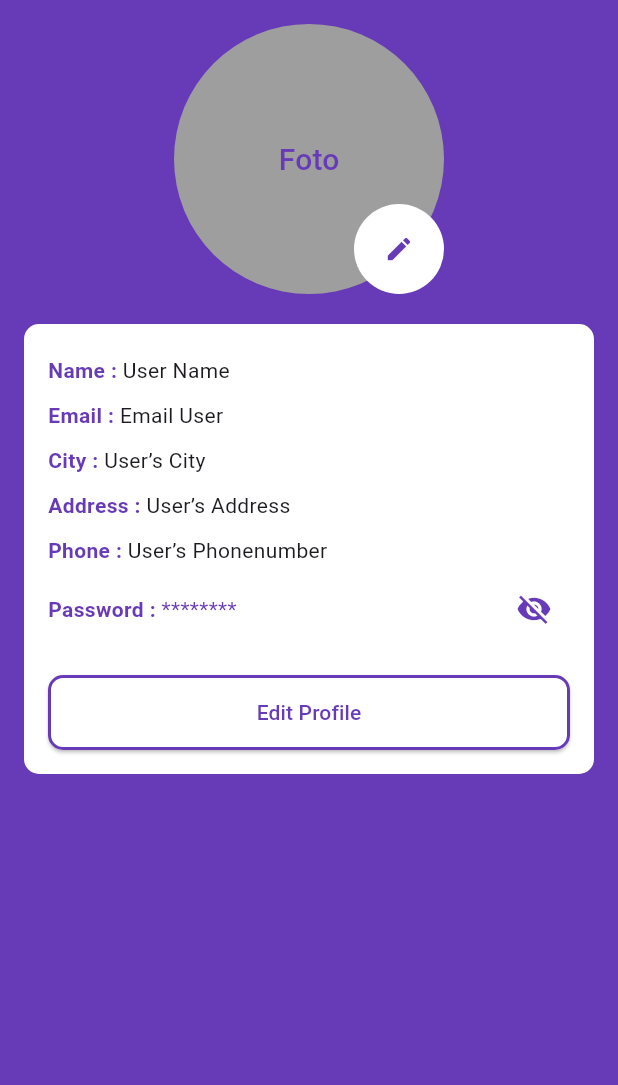
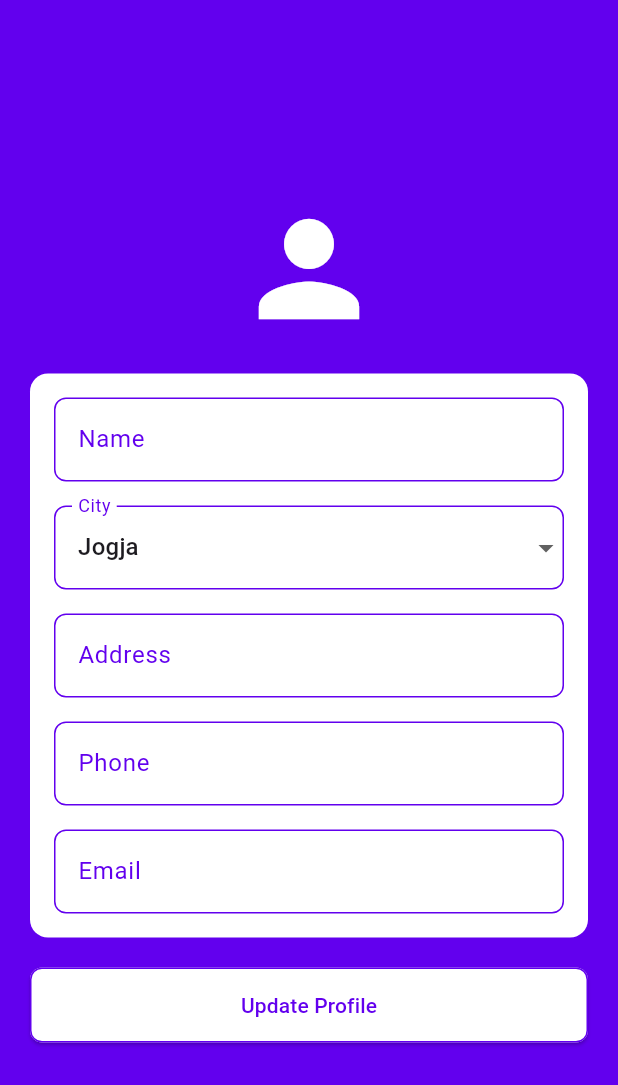
Before and after one commit to herdifariz/proyek-akhir-tpm, a Flutter app: the ProfileData widget shown alone on an empty page, opened directly, after a tap on "Edit Profile", on a phone screen of 412 x 824 dp. Shown: the top 1085 px of the screen. Run offline on Flutter 3.47's test engine with Material 3 defaults, Android fonts, the phone set to English and light mode, and no system bars; our stand-ins replace hive, hive_flutter, shared_preferences; accounts and stored records are empty.

Commit message:
edit profile - value

```diff
--- a/lib/screens/profile/component/profile_data.dart
+++ b/lib/screens/profile/component/profile_data.dart
@@ -1,13 +1,40 @@
 import 'package:flutter/material.dart';
+import 'package:hive/hive.dart';
+import '../../../models/user.dart';
 import 'profile_avatar.dart';
 import 'profile_detail.dart';
 import 'profile_password_field.dart';
 import 'profile_edit_button.dart';
 
-class ProfileData extends StatelessWidget {
+class ProfileData extends StatefulWidget {
+  @override
+  _ProfileDataState createState() => _ProfileDataState();
+}
+
+class _ProfileDataState extends State<ProfileData> {
+  late Box<User> userBox;
+  User? currentUser;
+
+  @override
+  void initState() {
+    super.initState();
+    // Open the Hive box and fetch the current user data
+    openUserBox();
+  }
+
+  Future<void> openUserBox() async {
+    userBox = await Hive.openBox<User>('userBox');
+    setState(() {
+      // Assuming the first user is the logged-in user for this example
+      currentUser = userBox.getAt(0);
+    });
+  }
+
   @override
   Widget build(BuildContext context) {
-    return Container(
+    return currentUser == null
+        ? Center(child: CircularProgressIndicator())
+        : Container(
       color: Colors.deepPurple,
       child: Padding(
         padding: const EdgeInsets.all(16.0),
@@ -24,14 +51,14 @@ class ProfileData extends StatelessWidget {
               child: Column(
                 crossAxisAlignment: CrossAxisAlignment.start,
                 children: [
-                  ProfileDetail(title: 'Name', value: 'User Name'),
-                  ProfileDetail(title: 'Email', value: 'Email User'),
-                  ProfileDetail(title: 'City', value: 'User’s City'),
-                  ProfileDetail(title: 'Address', value: 'User’s Address'),
-                  ProfileDetail(title: 'Phone', value: 'User’s Phonenumber'),
-                  ProfilePasswordField(),
+                  ProfileDetail(title: 'Name', value: currentUser!.name),
+                  ProfileDetail(title: 'Email', value: currentUser!.email),
+                  ProfileDetail(title: 'City', value: currentUser!.city),
+                  ProfileDetail(title: 'Address', value: currentUser!.address),
+                  ProfileDetail(title: 'Phone', value: currentUser!.phone),
+                  ProfilePasswordField(password: currentUser!.password),
                   SizedBox(height: 20),
-                  ProfileEditButton(),
+                  ProfileEditButton(userEmail: currentUser!.email),
                 ],
               ),
             ),
--- a/lib/screens/profile/component/profile_edit_button.dart
+++ b/lib/screens/profile/component/profile_edit_button.dart
@@ -1,10 +1,22 @@
 import 'package:flutter/material.dart';
+import 'package:proyek/screens/profile/edit_profile_page.dart';
 
 class ProfileEditButton extends StatelessWidget {
+  final String userEmail;
+
+  ProfileEditButton({required this.userEmail});
+
   @override
   Widget build(BuildContext context) {
     return ElevatedButton(
-      onPressed: () {},
+      onPressed: () {
+        Navigator.push(
+          context,
+          MaterialPageRoute(
+            builder: (context) => EditProfilePage(),
+          ),
+        );
+      },
       style: ElevatedButton.styleFrom(
         backgroundColor: Colors.white,
         side: BorderSide(color: Colors.deepPurple, width: 2),
--- a/lib/screens/profile/component/profile_password_field.dart
+++ b/lib/screens/profile/component/profile_password_field.dart
@@ -1,6 +1,10 @@
 import 'package:flutter/material.dart';
 
 class ProfilePasswordField extends StatefulWidget {
+  final String password;
+
+  ProfilePasswordField({required this.password});
+
   @override
   _ProfilePasswordFieldState createState() => _ProfilePasswordFieldState();
 }
@@ -18,7 +22,7 @@ class _ProfilePasswordFieldState extends State<ProfilePasswordField> {
         ),
         Expanded(
           child: Text(
-            _isPasswordVisible ? 'UserPassword123' : '********',
+            _isPasswordVisible ? widget.password : '*' * widget.password.length,
             style: TextStyle(color: Colors.deepPurple),
           ),
         ),
--- /dev/null
+++ b/lib/screens/profile/edit_profile_page.dart
@@ -0,0 +1,146 @@
+import 'package:flutter/material.dart';
+import '../../controllers/profile_controller.dart';
+import '../register/component/city_dropdown.dart';
+import '../register/component/custom_text_field.dart';
+
+class EditProfilePage extends StatefulWidget {
+  @override
+  _EditProfilePageState createState() => _EditProfilePageState();
+}
+
+class _EditProfilePageState extends State<EditProfilePage> {
+  String selectedCity = 'Jogja';
+  TextEditingController emailController = TextEditingController();
+  TextEditingController phoneController = TextEditingController();
+  TextEditingController nameController = TextEditingController();
+  TextEditingController addressController = TextEditingController();
+  final ProfileController profileController = ProfileController();
+
+  void _showErrorDialog(String message) {
+    showDialog(
+      context: context,
+      builder: (BuildContext context) {
+        return AlertDialog(
+          title: Text('Update Failed'),
+          content: Text(message),
+          actions: <Widget>[
+            TextButton(
+              onPressed: () {
+                Navigator.of(context).pop();
+              },
+              child: Text('OK'),
+            ),
+          ],
+        );
+      },
+    );
+  }
+
+  bool _validateEmail(String email) {
+    String emailPattern = r'^[\w-\.]+@([\w-]+\.)+[\w-]{2,4}$';
+    RegExp regex = RegExp(emailPattern);
+    return regex.hasMatch(email);
+  }
+
+  bool _validatePhone(String phone) {
+    String phonePattern = r'^[0-9]+$';
+    RegExp regex = RegExp(phonePattern);
+    return regex.hasMatch(phone);
+  }
+
+  @override
+  Widget build(BuildContext context) {
+    return Scaffold(
+      backgroundColor: Color(0xFF6200EE),
+      body: Center(
+        child: Padding(
+          padding: const EdgeInsets.all(20.0),
+          child: Column(
+            mainAxisAlignment: MainAxisAlignment.center,
+            children: <Widget>[
+              Spacer(),
+              Icon(
+                Icons.person,
+                size: 100,
+                color: Colors.white,
+              ),
+              SizedBox(height: 20),
+              Container(
+                padding: EdgeInsets.symmetric(horizontal: 16, vertical: 16),
+                decoration: BoxDecoration(
+                  color: Colors.white,
+                  borderRadius: BorderRadius.circular(12),
+                ),
+                child: Column(
+                  children: <Widget>[
+                    CustomTextField(
+                      label: 'Name',
+                      controller: nameController,
+                    ),
+                    SizedBox(height: 16),
+                    CityDropdown(
+                      selectedCity: selectedCity,
+                      onChanged: (String? newValue) {
+                        setState(() {
+                          selectedCity = newValue!;
+                        });
+                      },
+                    ),
+                    SizedBox(height: 16),
+                    CustomTextField(
+                      label: 'Address',
+                      controller: addressController,
+                    ),
+                    SizedBox(height: 16),
+                    CustomTextField(
+                      label: 'Phone',
+                      controller: phoneController,
+                      keyboardType: TextInputType.phone,
+                    ),
+                    SizedBox(height: 16),
+                    CustomTextField(
+                      label: 'Email',
+                      controller: emailController,
+                      keyboardType: TextInputType.emailAddress,
+                    ),
+                  ],
+                ),
+              ),
+              SizedBox(height: 20),
+              ElevatedButton(
+                onPressed: () {
+                  if (_validateEmail(emailController.text) &&
+                      _validatePhone(phoneController.text)) {
+                    profileController.updateProfile(
+                      emailController.text,
+                      nameController.text,
+                      selectedCity,
+                      addressController.text,
+                      phoneController.text,
+                      context,
+                    );
+                  } else {
+                    _showErrorDialog('Please check your input and try again.');
+                  }
+                },
+                child: Text(
+                  'Update Profile',
+                  style: TextStyle(color: Color(0xFF6200EE)),
+                ),
+                style: ElevatedButton.styleFrom(
+                  backgroundColor: Colors.white,
+                  minimumSize: Size(double.infinity, 50),
+                  shape: RoundedRectangleBorder(
+                    borderRadius: BorderRadius.circular(8),
+                    side: BorderSide(color: Color(0xFF6200EE)),
+                  ),
+                ),
+              ),
+              Spacer(),
+            ],
+          ),
+        ),
+      ),
+    );
+  }
+}
--- a/lib/screens/profile/profile.dart
+++ b/lib/screens/profile/profile.dart
@@ -1,5 +1,6 @@
 import 'package:flutter/material.dart';
 import 'package:proyek/screens/profile/component/profile_data.dart';
+import 'component/profile_app_bar.dart';
 import 'component/profile_bottom_nav.dart';
 
 class ProfileScreen extends StatefulWidget {
@@ -19,9 +20,7 @@ class _ProfileScreenState extends State<ProfileScreen> {
   @override
   Widget build(BuildContext context) {
     return Scaffold(
-      appBar: AppBar(
-        title: Text('Profile'),
-      ),
+      appBar: ProfileAppBar(title: 'Profile',),
       body: ProfileData(),
       bottomNavigationBar: ProfileBottomNav(
         selectedIndex: _selectedIndex,
```
Also changed, not shown: lib/controllers/profile_controller.dart (added, +49 -0 lines), lib/screens/profile/component/profile_app_bar.dart (+10 -18 lines).
